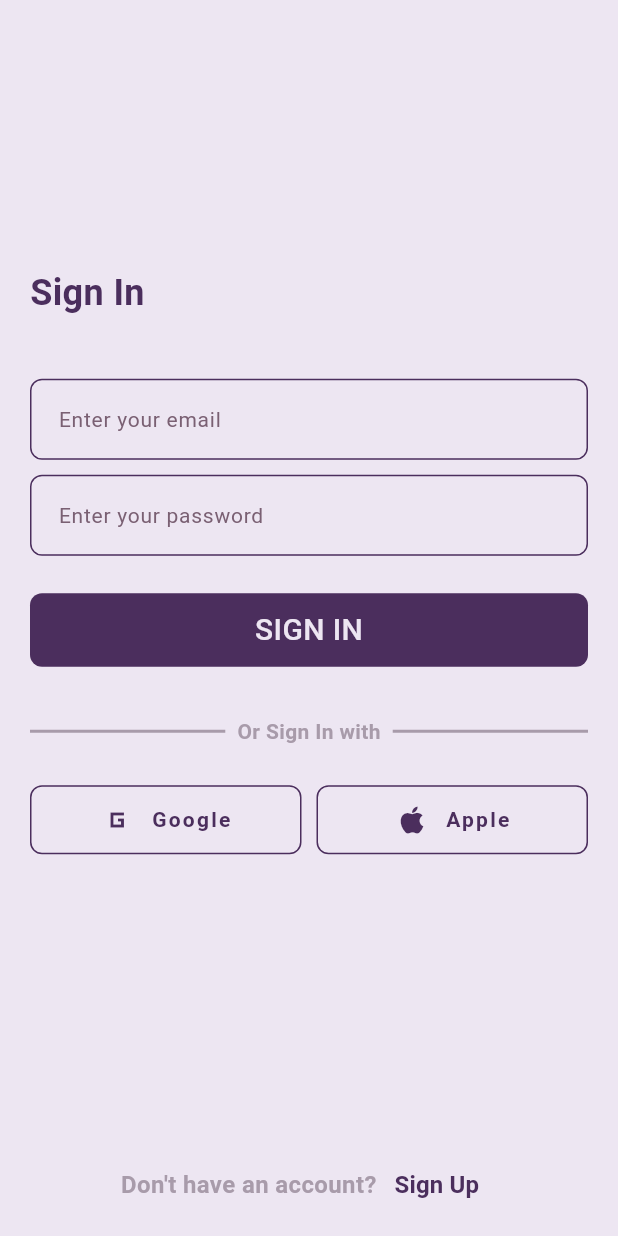
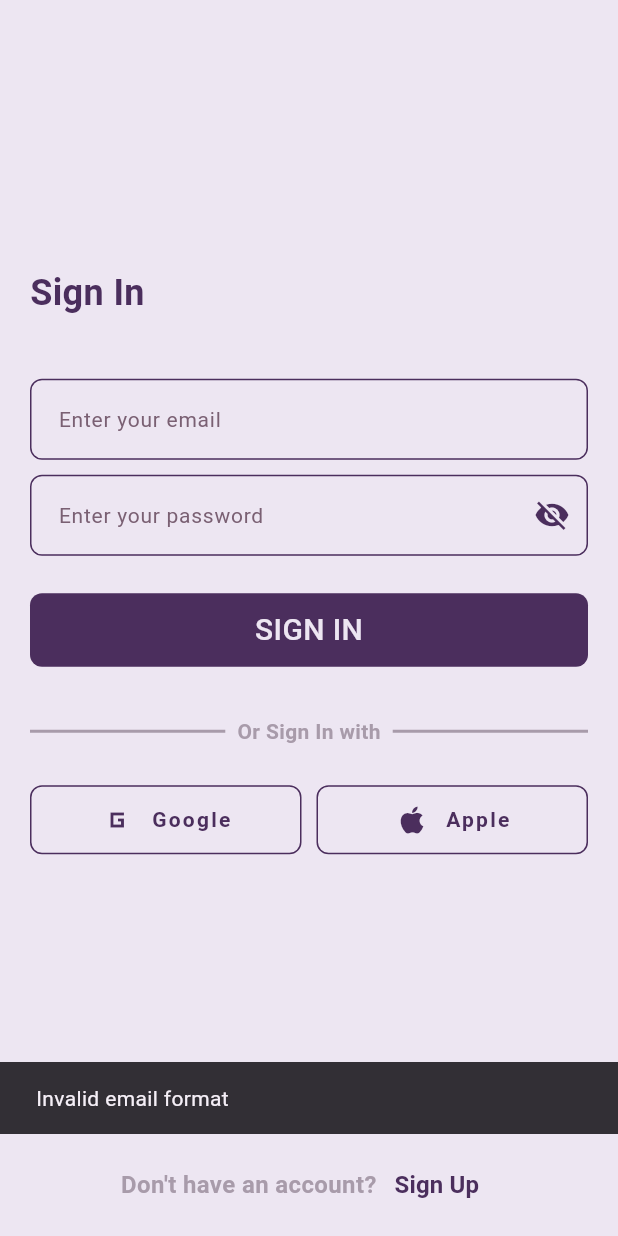
Before and after one commit to Learnathon-By-Geeky-Solutions/byte-conquerors, a Flutter app: the SignInPage screen opened directly, after a tap on "SIGN IN", on a phone screen of 412 x 824 dp. Run offline on Flutter 3.47's test engine with Material 3 defaults, Android fonts, the light colour scheme and no system bars; our stand-ins replace firebase_auth, firebase_core, flutter_animate, flutter_svg, get; accounts and stored records are empty.

Commit message:
Firebase sign in integration has been done

```diff
--- a/lib/features/auth/presentation/pages/sign_in_page.dart
+++ b/lib/features/auth/presentation/pages/sign_in_page.dart
@@ -1,9 +1,12 @@
 import 'package:flutter/material.dart';
+import 'package:get/get.dart';
 import 'package:soul_space/components/outlined_icon_button.dart';
 import 'package:soul_space/components/reusable_text_from_field_widget.dart';
 import 'package:soul_space/components/universal_large_button.dart';
 import 'package:soul_space/core/config/theme/app_colors.dart';
+import 'package:soul_space/features/auth/domain/repositories/auth_repository.dart';
 import 'package:soul_space/features/auth/presentation/pages/sign_up_page.dart';
+import 'package:soul_space/features/feature_name/presentation/pages/feature_page.dart';
 
 class SignInPage extends StatefulWidget {
   const SignInPage({super.key});
@@ -15,6 +18,7 @@ class SignInPage extends StatefulWidget {
 class _SignInPageState extends State<SignInPage> {
   final TextEditingController _mailTextController = TextEditingController();
   final TextEditingController _passWordTextontroller = TextEditingController();
+
   @override
   Widget build(BuildContext context) {
     return Scaffold(
@@ -87,10 +91,43 @@ class _SignInPageState extends State<SignInPage> {
                   hintText: "Enter your password ",
                   controller: _passWordTextontroller,
                   keyboardType: TextInputType.visiblePassword,
+                  isPassword: true,
                 ),
                 UniversalLargeButton(
                   buttonText: "SIGN IN",
-                  onTap: () {},
+                  onTap: () async {
+                    if (!GetUtils.isEmail(_mailTextController.text) ||
+                        _passWordTextontroller.text.length < 8) {
+                      ScaffoldMessenger.of(context).showSnackBar(
+                        SnackBar(
+                          content: Text(
+                            !GetUtils.isEmail(_mailTextController.text)
+                                ? 'Invalid email format'
+                                : 'Password must be at least 8 characters long',
+                          ),
+                        ),
+                      );
+                      return;
+                    }
+
+                    final message = await AuthServiceRepository().login(
+                      email: _mailTextController.text,
+                      password: _passWordTextontroller.text,
+                    );
+
+                    if (message != null && message.contains('Success')) {
+                      Navigator.of(context).pushReplacement(
+                        MaterialPageRoute(
+                            builder: (context) => const HomeScreen()),
+                      );
+                    } else {
+                      ScaffoldMessenger.of(context).showSnackBar(
+                        SnackBar(
+                            content: Text(
+                                message ?? 'Login failed. Please try again.')),
+                      );
+                    }
+                  },
                 ),
                 Row(
                   children: [
```
Also changed, not shown: lib/features/auth/domain/repositories/auth_repository.dart (+23 -0 lines).
